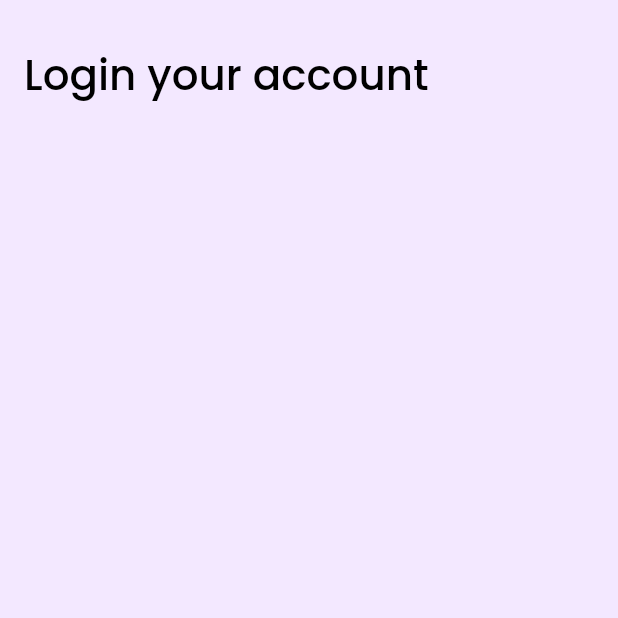
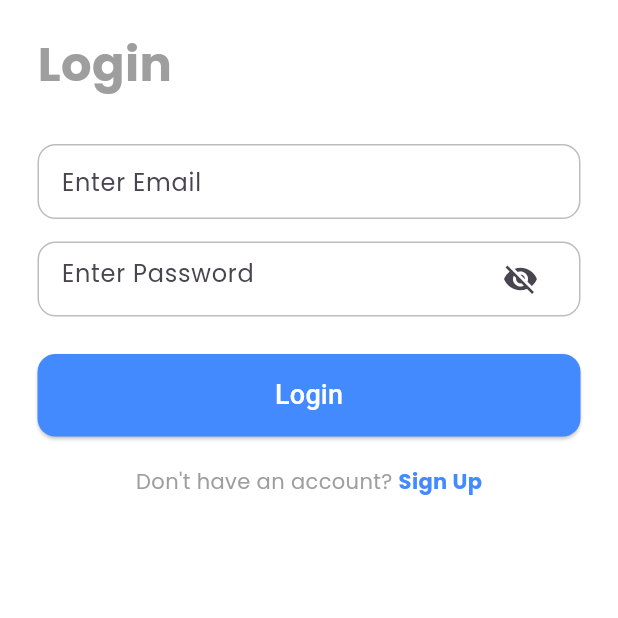
Before and after one commit to Pratik-Kattel/Ghar-khoj, a Flutter app: the screen it shows after launch, after a tap on "Skip", on a phone screen of 412 x 824 dp, the top half of it. Run offline on Flutter 3.47's test engine with Material 3 defaults, Android fonts, the phone set to English and light mode, and no system bars; our stand-ins replace animated_splash_screen, dio, equatable, flutter_bloc, google_fonts, lottie and 1 more; network calls fail.

Commit message:
Created login page and connected with backend for the login flow

```diff
--- /dev/null
+++ b/frontend/lib/constants/api_endpoints.dart
@@ -0,0 +1,4 @@
+class ApiEndpoints{
+  static final String baseUrl="http://10.0.2.2:5000/api/gharKhoj";
+  static  String login="$baseUrl/loginUser";
+}
--- /dev/null
+++ b/frontend/lib/features/auth/Repository/auth_repository.dart
@@ -0,0 +1,16 @@
+import 'package:frontend/services/api_clients.dart';
+import 'package:frontend/constants/api_endpoints.dart';
+import 'package:frontend/features/auth/models/login_response_model.dart';
+
+class AuthRepository{
+  final ApiClient apiClient;
+  AuthRepository({required this.apiClient});
+
+  Future<LoginResponse> login(String email,String password) async{
+    final res=await apiClient.post(ApiEndpoints.login, {
+      "email":email,
+      "password":password,
+    });
+    return LoginResponse.fromJson(res);
+  }
+}
--- /dev/null
+++ b/frontend/lib/features/auth/bloc/login_bloc.dart
@@ -0,0 +1,30 @@
+import 'package:flutter_bloc/flutter_bloc.dart';
+import '../bloc/login_event.dart';
+import '../bloc/login_state.dart';
+import '../repository/auth_repository.dart';
+
+class LoginBloc extends Bloc<LoginEvent, LoginState> {
+  final AuthRepository repository;
+
+  LoginBloc({required this.repository}) : super(const LoginState()) {
+    on<EmailChanged>((event, emit) {
+      emit(state.copyWith(email: event.email, emailError: null));
+    });
+
+    on<PasswordChanged>((event, emit) {
+      emit(state.copyWith(password: event.password, passwordError: null));
+    });
+
+    on<LoginSubmitted>((event, emit) async {
+      emit(state.copyWith(isSubmitting: true, emailError: null, passwordError: null, generalError: null));
+
+      final res = await repository.login(state.email, state.password);
+
+      if (res.user == null) {
+        emit(state.copyWith(isSubmitting: false, generalError: res.message));
+      } else {
+        emit(state.copyWith(isSubmitting: false, isSuccess: true));
+      }
+    });
+  }
+}
--- /dev/null
+++ b/frontend/lib/features/auth/bloc/login_event.dart
@@ -0,0 +1,26 @@
+
+import 'package:equatable/equatable.dart';
+
+
+sealed class LoginEvent extends Equatable {
+  @override
+  List<Object?> get props => [];
+
+}
+
+class EmailChanged extends LoginEvent{
+  final String email;
+  EmailChanged(this.email);
+  @override
+  List<Object?> get props=>[email];
+
+}
+
+class PasswordChanged extends LoginEvent{
+  final String password;
+  PasswordChanged(this.password);
+  @override
+  List<Object?> get props=>[password];
+}
+
+class LoginSubmitted extends LoginEvent{}
--- /dev/null
+++ b/frontend/lib/features/auth/bloc/login_state.dart
@@ -0,0 +1,44 @@
+import 'package:equatable/equatable.dart';
+
+class LoginState extends Equatable {
+  final String email;
+  final String password;
+  final String? emailError;
+  final String? passwordError;
+  final bool isSubmitting;
+  final bool isSuccess;
+  final String? generalError;
+
+  const LoginState({
+    this.email = "",
+    this.password = "",
+    this.emailError,
+    this.passwordError,
+    this.isSubmitting = false,
+    this.isSuccess = false,
+    this.generalError,
+  });
+
+  LoginState copyWith({
+    String? email,
+    String? password,
+    String? emailError,
+    String? passwordError,
+    bool? isSubmitting,
+    bool? isSuccess,
+    String? generalError,
+  }) {
+    return LoginState(
+      email: email ?? this.email,
+      password: password ?? this.password,
+      emailError: emailError,
+      passwordError: passwordError,
+      isSubmitting: isSubmitting ?? this.isSubmitting,
+      isSuccess: isSuccess ?? this.isSuccess,
+      generalError: generalError,
+    );
+  }
+
+  @override
+  List<Object?> get props => [email, password, emailError, passwordError, isSubmitting, isSuccess, generalError];
+}
--- /dev/null
+++ b/frontend/lib/features/auth/models/user_data_model.dart
@@ -0,0 +1,16 @@
+class UserData{
+  final String email;
+  final String role;
+  UserData({required this.email,required this.role});
+
+  factory UserData.fromJson(Map<String,dynamic> json){
+    return UserData(email: json['email'] ?? ""
+        , role:json['role']?? ""
+    );
+  }
+
+  Map<String,dynamic> toJson()=>{
+    "email":email,
+    "role":role
+  };
+}
--- a/frontend/lib/features/auth/screens/login_screen.dart
+++ b/frontend/lib/features/auth/screens/login_screen.dart
@@ -1,25 +1,173 @@
-import 'package:flutter/cupertino.dart';
 import 'package:flutter/material.dart';
-import 'package:frontend/themes/app_themes.dart';
+import 'package:flutter_bloc/flutter_bloc.dart';
+import '../bloc/login_state.dart';
+import '../bloc/login_bloc.dart';
+import '../bloc/login_event.dart';
 
 class LoginScreen extends StatefulWidget {
   const LoginScreen({super.key});
 
   @override
-  LoginScreenState createState()=> LoginScreenState();
+  State<LoginScreen> createState() => _LoginScreenState();
 }
 
-class LoginScreenState extends State<LoginScreen>{
+class _LoginScreenState extends State<LoginScreen> {
+  bool isPasswordVisible = false;
+  bool _isDialogOpen = false; // Track if loader is open
+
   @override
-  Widget build(BuildContext context){
+  Widget build(BuildContext context) {
     return Scaffold(
-      backgroundColor: Color(0xFFF3E8FF),
-      appBar: AppBar(
-        automaticallyImplyLeading: false,
-        title: Text("Login your account",style: Theme.of(context).textTheme.titleLarge,),
-        elevation: 0,
-        toolbarHeight: 100,
-        backgroundColor: Colors.transparent,
+      body: SafeArea(
+        child: BlocConsumer<LoginBloc, LoginState>(
+          listener: (context, state) {
+            // Show loader only if submitting and dialog not open
+            if (state.isSubmitting && !_isDialogOpen) {
+              _isDialogOpen = true;
+              showDialog(
+                context: context,
+                barrierDismissible: false,
+                builder: (_) => const Center(child: CircularProgressIndicator()),
+              );
+            }
+
+            // Close loader only if dialog was open
+            if (!state.isSubmitting && _isDialogOpen) {
+              _isDialogOpen = false;
+              Navigator.pop(context); // close loader
+            }
+
+            // Show general error
+            if (state.generalError != null) {
+              ScaffoldMessenger.of(context)
+                  .showSnackBar(SnackBar(content: Text(state.generalError!)));
+            }
+
+            // Navigate on success
+            if (state.isSuccess) {
+              ScaffoldMessenger.of(context).showSnackBar(
+                const SnackBar(content: Text("Login Successful")),
+              );
+              Navigator.pushReplacementNamed(context, "/home");
+            }
+          },
+          builder: (context, state) {
+            return _buildUI(context, state);
+          },
+        ),
+      ),
+    );
+  }
+
+  Widget _buildUI(BuildContext context, LoginState state) {
+    return Padding(
+      padding: const EdgeInsets.symmetric(horizontal: 25, vertical: 20),
+      child: Column(
+        crossAxisAlignment: CrossAxisAlignment.start,
+        children: [
+          const Text(
+            "Login",
+            style: TextStyle(
+              fontSize: 32,
+              fontWeight: FontWeight.bold,
+            ),
+          ),
+          const SizedBox(height: 30),
+          // Email TextField
+          Container(
+            padding: const EdgeInsets.symmetric(horizontal: 15),
+            decoration: BoxDecoration(
+              borderRadius: BorderRadius.circular(12),
+              border: Border.all(
+                color: state.emailError != null ? Colors.red : Colors.grey.shade400,
+              ),
+            ),
+            child: TextField(
+              onChanged: (value) {
+                context.read<LoginBloc>().add(EmailChanged(value));
+              },
+              decoration: InputDecoration(
+                border: InputBorder.none,
+                hintText: "Enter Email",
+                errorText: state.emailError,
+              ),
+            ),
+          ),
+          const SizedBox(height: 15),
+          // Password TextField
+          Container(
+            padding: const EdgeInsets.symmetric(horizontal: 15),
+            decoration: BoxDecoration(
+              borderRadius: BorderRadius.circular(12),
+              border: Border.all(
+                color: state.passwordError != null
+                    ? Colors.red
+                    : Colors.grey.shade400,
+              ),
+            ),
+            child: TextField(
+              onChanged: (value) {
+                context.read<LoginBloc>().add(PasswordChanged(value));
+              },
+              obscureText: !isPasswordVisible,
+              decoration: InputDecoration(
+                border: InputBorder.none,
+                hintText: "Enter Password",
+                errorText: state.passwordError,
+                suffixIcon: IconButton(
+                  icon: Icon(
+                    isPasswordVisible ? Icons.visibility : Icons.visibility_off,
+                  ),
+                  onPressed: () {
+                    setState(() {
+                      isPasswordVisible = !isPasswordVisible;
+                    });
+                  },
+                ),
+              ),
+            ),
+          ),
+          const SizedBox(height: 25),
+          // Login Button
+          SizedBox(
+            width: double.infinity,
+            height: 55,
+            child: ElevatedButton(
+              style: ElevatedButton.styleFrom(
+                backgroundColor: Colors.blueAccent,
+                shape: RoundedRectangleBorder(
+                    borderRadius: BorderRadius.circular(12)),
+              ),
+              onPressed: () {
+                context.read<LoginBloc>().add(LoginSubmitted());
+              },
+              child: const Text(
+                "Login",
+                style: TextStyle(fontSize: 18, color: Colors.white),
+              ),
+            ),
+          ),
+          const SizedBox(height: 20),
+          // Signup Navigation
+          Row(
+            mainAxisAlignment: MainAxisAlignment.center,
+            children: [
+              const Text("Don't have an account? "),
+              InkWell(
+                onTap: () {
+                  Navigator.pushNamed(context, "/signup");
+                },
+                child: const Text(
+                  "Sign Up",
+                  style: TextStyle(
+                    color: Colors.blueAccent,
+                    fontWeight: FontWeight.bold,
+                  ),
+                ),
+              )
+            ],
+          )
+        ],
       ),
     );
   }
--- a/frontend/lib/main.dart
+++ b/frontend/lib/main.dart
@@ -2,9 +2,26 @@ import 'package:flutter/material.dart';
 import 'package:frontend/routes/app_routes.dart';
 import 'package:frontend/features/splash/screens/splash_screen.dart';
 import 'package:frontend/themes/app_themes.dart';
+import 'package:frontend/services/api_clients.dart';
+import 'package:frontend/constants/api_endpoints.dart';
+import 'package:flutter_bloc/flutter_bloc.dart';
+import 'package:frontend/features/auth/repository/auth_repository.dart';
+import 'package:frontend/features/auth/bloc/login_bloc.dart';
 
-void main(){
-  runApp(myApp());
+void main() {
+  final apiClient = ApiClient(baseUrl: ApiEndpoints.baseUrl);
+  final authRepo = AuthRepository(apiClient: apiClient);
+
+  runApp(
+    MultiBlocProvider(
+      providers: [
+        BlocProvider(
+          create: (_) => LoginBloc(repository: authRepo),
+        )
+      ],
+      child: const myApp(),
+    ),
+  );
 }
 
 class myApp extends StatelessWidget{
--- a/frontend/lib/routes/app_routes.dart
+++ b/frontend/lib/routes/app_routes.dart
@@ -8,6 +8,6 @@ class AppRoutes{
 
 static Map<String,WidgetBuilder> routes={
   boarding:(context)=> const BoardingScreen(),
-  login:(context)=> const LoginScreen(),
+  login:(context)=>  LoginScreen(),
 };
 }
--- /dev/null
+++ b/frontend/lib/services/api_clients.dart
@@ -0,0 +1,39 @@
+import 'package:dio/dio.dart';
+
+class ApiClient {
+  final String baseUrl;
+  late Dio dio;
+
+  ApiClient({required this.baseUrl}) {
+    dio = Dio(
+      BaseOptions(
+        baseUrl: baseUrl,
+        connectTimeout: Duration(milliseconds: 10000),
+        receiveTimeout: Duration(milliseconds: 10000),
+        headers: {"Content-Type": "application/json"},
+      ),
+    );
+  }
+
+  Future<Map<String, dynamic>> post(
+    String endpoint,
+    Map<String, dynamic> body,
+  ) async {
+    try {
+      final response = await dio.post(endpoint, data: body);
+      return response.data;
+    } on DioError catch (e) {
+      if (e.response != null) {
+        return e.response?.data ?? {"message": "Unknown error from server"};
+      } else {
+        return {"message": e.message};
+      }
+    } catch (e) {
+      return {"message": e.toString()};
+    }
+  }
+
+  void setToken(String token){
+    dio.options.headers["Authorization"]="Bearer $token";
+  }
+}
--- a/frontend/pubspec.yaml
+++ b/frontend/pubspec.yaml
@@ -39,6 +39,9 @@ dependencies:
   lottie: ^3.3.2
   google_fonts: ^6.3.2
   smooth_page_indicator: ^1.2.1
+  dio: ^5.9.0
+  equatable: ^2.0.7
+  flutter_bloc: ^9.1.1
 
 dev_dependencies:
   flutter_test:
```
Also changed, not shown: frontend/lib/features/auth/models/login_response_model.dart (added, +17 -0 lines), frontend/lib/features/auth/models/user_model.dart (added, +19 -0 lines), frontend/lib/widgets/custom_button.dart (added, +20 -0 lines), frontend/lib/widgets/custom_textfield.dart (added, +44 -0 lines), frontend/pubspec.lock, 1 other file.
